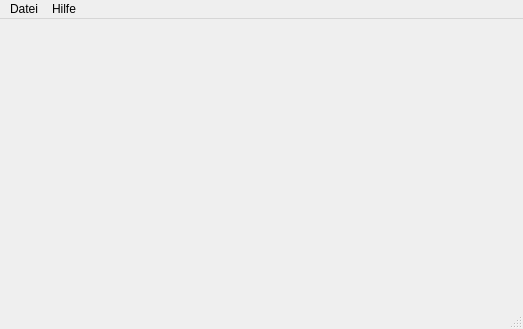
This is src/mainwindow.ui in NO411/notensatz as Qt 5 draws it before an edit. The edited form follows.
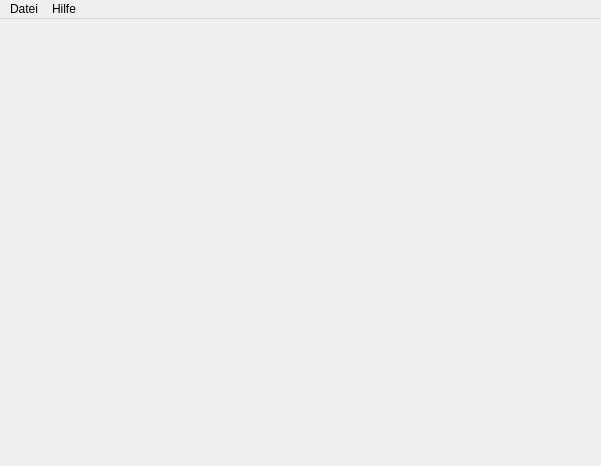
This is the edited form. Icons and pictures are not drawn.

What changed in the file:
```diff
--- a/src/mainwindow.ui
+++ b/src/mainwindow.ui
@@ -6,8 +6,8 @@
    <rect>
     <x>0</x>
     <y>0</y>
-    <width>523</width>
-    <height>329</height>
+    <width>601</width>
+    <height>466</height>
    </rect>
   </property>
   <property name="windowTitle">
@@ -27,7 +27,7 @@
     <rect>
      <x>0</x>
      <y>0</y>
-     <width>523</width>
+     <width>601</width>
      <height>21</height>
     </rect>
    </property>
@@ -52,7 +52,6 @@
    <addaction name="menu_file"/>
    <addaction name="menuHilfe"/>
   </widget>
-  <widget class="QStatusBar" name="statusbar"/>
   <action name="action_new">
    <property name="text">
     <string>Neu...</string>
```
Left out of the diff: 3 changed lines with no effect on the pictures.
